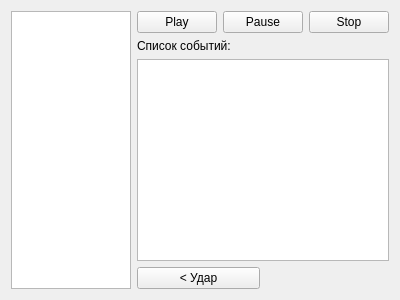
Old version of the form gui/viewwidget.ui in the repository moevm/gui-1h2017-19.
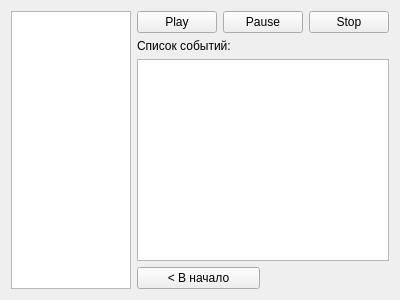
New version of the form.

The edit to the form file:
```diff
--- a/gui/viewwidget.ui
+++ b/gui/viewwidget.ui
@@ -47,8 +47,11 @@
    </item>
    <item row="3" column="1" colspan="2">
     <widget class="QPushButton" name="prevButton">
+     <property name="enabled">
+      <bool>true</bool>
+     </property>
      <property name="text">
-      <string>&lt; Удар</string>
+      <string>&lt; В начало</string>
      </property>
     </widget>
    </item>
```
